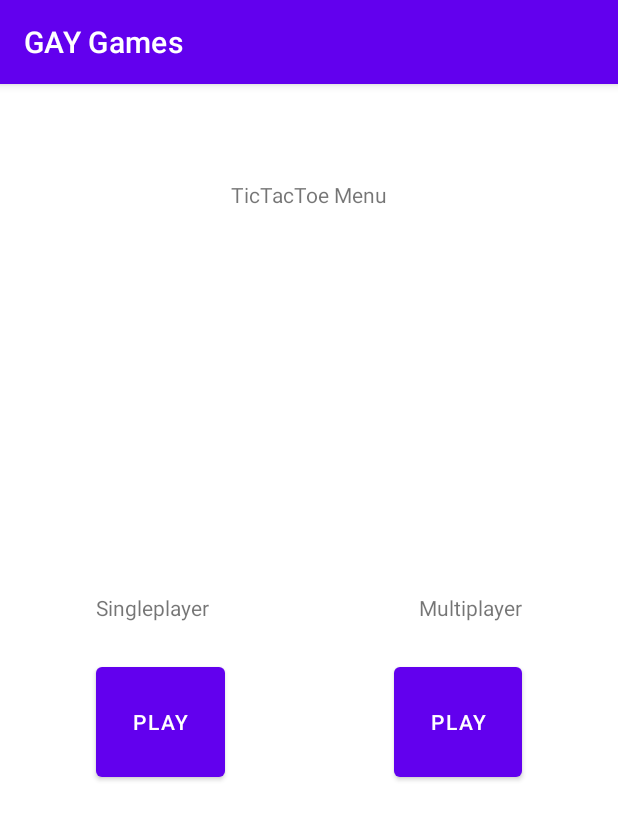
After one commit to YusufHosny/GAYGames, an Android app: the TicTacToeMenuActivity screen opened directly, with no data from a screen before it, on a phone screen of 412 x 824 dp. The commit adds this screen. Shown: the top 820 px of the screen. Run offline under Robolectric (Android 15) with nearby library versions, the phone set to English and light mode, and no system bars; network calls fail.

Commit message:
initial tictactoe multiplayer setup

```diff
--- a/app/src/main/java/com/example/gaygames/ui/gamesui/tictactoe/TicTacToeActivity.java
+++ b/app/src/main/java/com/example/gaygames/ui/gamesui/tictactoe/TicTacToe1PActivity.java
@@ -16,7 +16,7 @@ import java.util.ArrayList;
 import games.TicTacToe.TicTacToeChoices;
 import games.TicTacToe.TicTacToeTile;
 
-public class TicTacToeActivity extends AppCompatActivity {
+public class TicTacToe1PActivity extends AppCompatActivity {
 
     // current turn the game is on (turn counter)
     private int turn;
--- /dev/null
+++ b/app/src/main/java/com/example/gaygames/ui/gamesui/tictactoe/TicTacToeMenuActivity.java
@@ -0,0 +1,29 @@
+package com.example.gaygames.ui.gamesui.tictactoe;
+
+import android.content.Intent;
+import android.os.Bundle;
+import android.view.View;
+
+import androidx.appcompat.app.AppCompatActivity;
+
+import com.example.gaygames.R;
+
+public class TicTacToeMenuActivity extends AppCompatActivity {
+
+    @Override
+    protected void onCreate(Bundle savedInstanceState) {
+        super.onCreate(savedInstanceState);
+        setContentView(R.layout.activity_tic_tac_toe_menu);
+    }
+
+    public void singplayerOnClick(View v) {
+        Intent intent = new Intent(this, TicTacToe1PActivity.class);
+        startActivity(intent);
+    }
+
+    public void multiplayerOnClick(View v) {
+        Intent intent = new Intent(this, TicTacToeMPActivity.class);
+        startActivity(intent);
+    }
+
+}
--- a/app/src/main/java/games/RockPaperScissors/RPSGame.java
+++ b/app/src/main/java/games/RockPaperScissors/RPSGame.java
@@ -1,7 +1,6 @@
 package games.RockPaperScissors;
 
 import com.example.gaygames.ui.gamesui.RockPaperScissors.RPSActivity;
-import com.example.gaygames.ui.gamesui.runner.RunnerActivity;
 
 import games.general.Game;
 
@@ -11,10 +10,5 @@ public class RPSGame extends Game {
         act = RPSActivity.class;
     }
 
-    @Override
-    public void start() {
-
-    }
-
 
 }
--- a/app/src/main/java/games/general/Game.java
+++ b/app/src/main/java/games/general/Game.java
@@ -5,7 +5,6 @@ import androidx.appcompat.app.AppCompatActivity;
 public abstract class Game {
     // Activity associated with the game
     protected Class<? extends AppCompatActivity> act;
-    public abstract void start();
 
     public Class<? extends AppCompatActivity> getActivity() {
         return act;
--- a/app/src/main/java/games/placeholder/PlaceholderGame.java
+++ b/app/src/main/java/games/placeholder/PlaceholderGame.java
@@ -11,8 +11,4 @@ public class PlaceholderGame extends Game {
         act = PlaceholderGameActivity.class;
     }
 
-    @Override
-    public void start() {
-
-    }
 }
--- a/app/src/main/java/games/runner/RunnerGame.java
+++ b/app/src/main/java/games/runner/RunnerGame.java
@@ -10,8 +10,4 @@ public class RunnerGame extends Game {
         act = RunnerActivity.class;
     }
 
-    @Override
-    public void start() {
-
-    }
 }
--- a/app/src/main/res/layout/activity_login_menu.xml
+++ b/app/src/main/res/layout/activity_login_menu.xml
@@ -12,7 +12,7 @@
         android:layout_width="wrap_content"
         android:layout_height="wrap_content"
         android:layout_marginTop="24dp"
-        android:layout_marginBottom="56dp"
+        android:layout_marginBottom="57dp"
         android:onClick="CreateAccount"
         android:text="@string/CreateAccountButton"
         app:layout_constraintBottom_toBottomOf="parent"
--- a/app/src/main/res/layout/activity_tic_tac_toe.xml
+++ b/app/src/main/res/layout/activity_tic_tac_toe.xml
@@ -4,7 +4,7 @@
     xmlns:tools="http://schemas.android.com/tools"
     android:layout_width="match_parent"
     android:layout_height="match_parent"
-    tools:context=".ui.gamesui.tictactoe.TicTacToeActivity">
+    tools:context=".ui.gamesui.tictactoe.TicTacToe1PActivity">
 
     <androidx.constraintlayout.widget.ConstraintLayout
         android:id="@+id/TTLBContainer"
--- /dev/null
+++ b/app/src/main/res/layout/activity_tic_tac_toe_menu.xml
@@ -0,0 +1,59 @@
+<?xml version="1.0" encoding="utf-8"?>
+<androidx.constraintlayout.widget.ConstraintLayout xmlns:android="http://schemas.android.com/apk/res/android"
+    xmlns:app="http://schemas.android.com/apk/res-auto"
+    xmlns:tools="http://schemas.android.com/tools"
+    android:layout_width="match_parent"
+    android:layout_height="match_parent"
+    tools:context=".ui.gamesui.tictactoe.TicTacToeMenuActivity">
+
+    <Button
+        android:id="@+id/ttt1pbutton"
+        android:layout_width="86dp"
+        android:layout_height="85dp"
+        android:layout_marginStart="64dp"
+        android:layout_marginBottom="300dp"
+        android:text="@string/tttplaybutton"
+        app:layout_constraintBottom_toBottomOf="parent"
+        app:layout_constraintStart_toStartOf="parent"
+        tools:ignore="DuplicateSpeakableTextCheck" />
+
+    <Button
+        android:id="@+id/tttmpbutton"
+        android:layout_width="85dp"
+        android:layout_height="85dp"
+        android:layout_marginEnd="64dp"
+        android:layout_marginBottom="300dp"
+        android:text="@string/tttplaybutton"
+        app:layout_constraintBottom_toBottomOf="parent"
+        app:layout_constraintEnd_toEndOf="parent" />
+
+    <TextView
+        android:id="@+id/ttt1pTxt"
+        android:layout_width="wrap_content"
+        android:layout_height="wrap_content"
+        android:layout_marginStart="64dp"
+        android:layout_marginBottom="24dp"
+        android:text="@string/ttt1pTxt"
+        app:layout_constraintBottom_toTopOf="@+id/ttt1pbutton"
+        app:layout_constraintStart_toStartOf="parent" />
+
+    <TextView
+        android:id="@+id/ttmptxt"
+        android:layout_width="wrap_content"
+        android:layout_height="wrap_content"
+        android:layout_marginEnd="64dp"
+        android:layout_marginBottom="24dp"
+        android:text="@string/tttmpTxt"
+        app:layout_constraintBottom_toTopOf="@+id/tttmpbutton"
+        app:layout_constraintEnd_toEndOf="parent" />
+
+    <TextView
+        android:id="@+id/tttmpMenu"
+        android:layout_width="wrap_content"
+        android:layout_height="wrap_content"
+        android:layout_marginTop="64dp"
+        android:text="@string/tictactoeMenuTxt"
+        app:layout_constraintEnd_toEndOf="parent"
+        app:layout_constraintStart_toStartOf="parent"
+        app:layout_constraintTop_toTopOf="parent" />
+</androidx.constraintlayout.widget.ConstraintLayout>
--- a/app/src/main/res/values/strings.xml
+++ b/app/src/main/res/values/strings.xml
@@ -16,13 +16,19 @@
     <string name="PasswordText">Password</string>
 
 
-
     <!-- TicTacToe -->
     <string name="tictactoeBlank"> </string>
     <string name="tictactoeToptxt"> Tic Tac Toe </string>
     <string name="tictactoeBtmTxt"> BOTTOM TEXT </string>
 
     <string name="btmTxtWon">GAME DONE! %1$s won.</string>
+
+    <string name="tictactoeMenuTxt">TicTacToe Menu</string>
+    <string name="tttplaybutton">Play</string>
+    <string name="ttt1pTxt">Singleplayer</string>
+    <string name="tttmpTxt">Multiplayer</string>
+
+
 
     <!-- Infinite Runner -->
     <string name="runnerIconDescription"> Runner Icon </string>
```
Also changed, not shown: app/src/main/AndroidManifest.xml (+11 -9 lines), app/src/main/java/com/example/gaygames/ui/gamesui/tictactoe/TicTacToeMPActivity.java (added, +132 -0 lines), app/src/main/java/games/TicTacToe/TicTacToeGame.java (+2 -6 lines).
